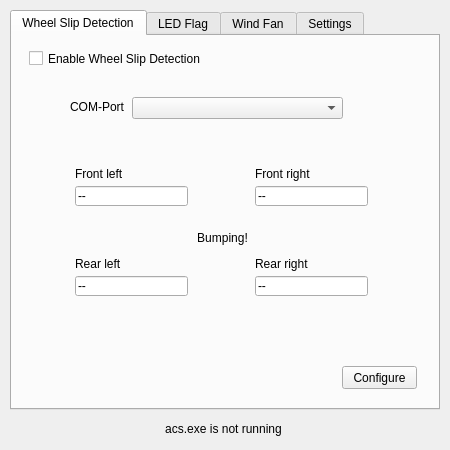
Above: mainwindow.ui from Lumlumski/PedalVibration before the change. Below: the same form after it.
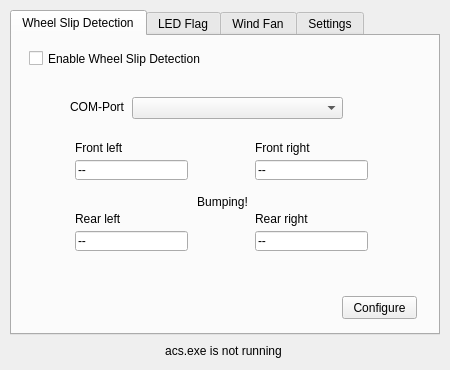
That is the form after the change. Icons and pictures are not drawn.

Commit message: Changed window size

```diff
--- a/mainwindow.ui
+++ b/mainwindow.ui
@@ -7,7 +7,7 @@
     <x>0</x>
     <y>0</y>
     <width>450</width>
-    <height>450</height>
+    <height>370</height>
    </rect>
   </property>
   <property name="minimumSize">
@@ -31,7 +31,7 @@
       <x>10</x>
       <y>10</y>
       <width>430</width>
-      <height>400</height>
+      <height>325</height>
      </rect>
     </property>
     <property name="currentIndex">
@@ -45,7 +45,7 @@
       <property name="geometry">
        <rect>
         <x>63</x>
-        <y>130</y>
+        <y>104</y>
         <width>111</width>
         <height>16</height>
        </rect>
@@ -58,7 +58,7 @@
       <property name="geometry">
        <rect>
         <x>63</x>
-        <y>150</y>
+        <y>124</y>
         <width>113</width>
         <height>20</height>
        </rect>
@@ -77,7 +77,7 @@
       <property name="geometry">
        <rect>
         <x>243</x>
-        <y>130</y>
+        <y>104</y>
         <width>111</width>
         <height>16</height>
        </rect>
@@ -90,7 +90,7 @@
       <property name="geometry">
        <rect>
         <x>243</x>
-        <y>150</y>
+        <y>124</y>
         <width>113</width>
         <height>20</height>
        </rect>
@@ -109,7 +109,7 @@
       <property name="geometry">
        <rect>
         <x>243</x>
-        <y>220</y>
+        <y>175</y>
         <width>111</width>
         <height>16</height>
        </rect>
@@ -122,7 +122,7 @@
       <property name="geometry">
        <rect>
         <x>63</x>
-        <y>220</y>
+        <y>175</y>
         <width>111</width>
         <height>16</height>
        </rect>
@@ -135,7 +135,7 @@
       <property name="geometry">
        <rect>
         <x>243</x>
-        <y>240</y>
+        <y>195</y>
         <width>113</width>
         <height>20</height>
        </rect>
@@ -154,7 +154,7 @@
       <property name="geometry">
        <rect>
         <x>63</x>
-        <y>240</y>
+        <y>195</y>
         <width>113</width>
         <height>20</height>
        </rect>
@@ -199,7 +199,7 @@
       <property name="geometry">
        <rect>
         <x>170</x>
-        <y>192</y>
+        <y>156</y>
         <width>81</width>
         <height>20</height>
        </rect>
@@ -228,7 +228,7 @@
       <property name="geometry">
        <rect>
         <x>330</x>
-        <y>330</y>
+        <y>260</y>
         <width>75</width>
         <height>23</height>
        </rect>
@@ -524,7 +524,7 @@
     <property name="geometry">
      <rect>
       <x>18</x>
-      <y>418</y>
+      <y>340</y>
       <width>411</width>
       <height>21</height>
      </rect>
```
Left out of the diff: 14 changed lines with no effect on the pictures. The commit also changes 3 other files.
